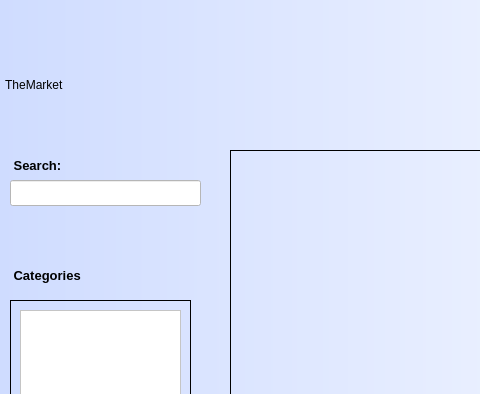
Before: the Qt Designer form Marketplace-Client/Marketplace-Client/shop.ui in Ahmedkhalifa1999/Design-and-Implementation-of-a-Marketplace-system, drawn with Qt 5; both pictures show x 0 to 480 and y 0 to 394 of the 900 by 603 pixel window.
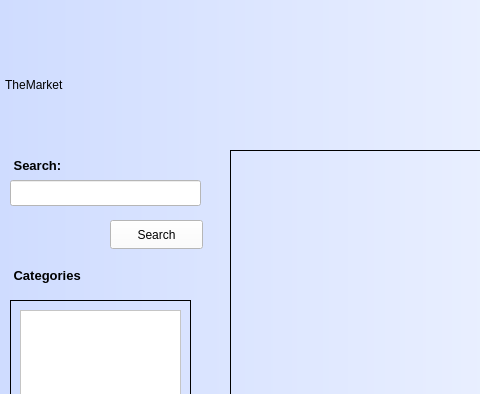
After: the same form once the commit is applied.

```diff
--- a/Marketplace-Client/Marketplace-Client/shop.ui
+++ b/Marketplace-Client/Marketplace-Client/shop.ui
@@ -217,6 +217,22 @@
     </layout>
    </widget>
   </widget>
+  <widget class="QPushButton" name="searchButton">
+   <property name="geometry">
+    <rect>
+     <x>110</x>
+     <y>220</y>
+     <width>93</width>
+     <height>29</height>
+    </rect>
+   </property>
+   <property name="styleSheet">
+    <string notr="true">background-color: rgb(255, 255, 255);</string>
+   </property>
+   <property name="text">
+    <string>Search</string>
+   </property>
+  </widget>
  </widget>
  <resources/>
  <connections/>
```
